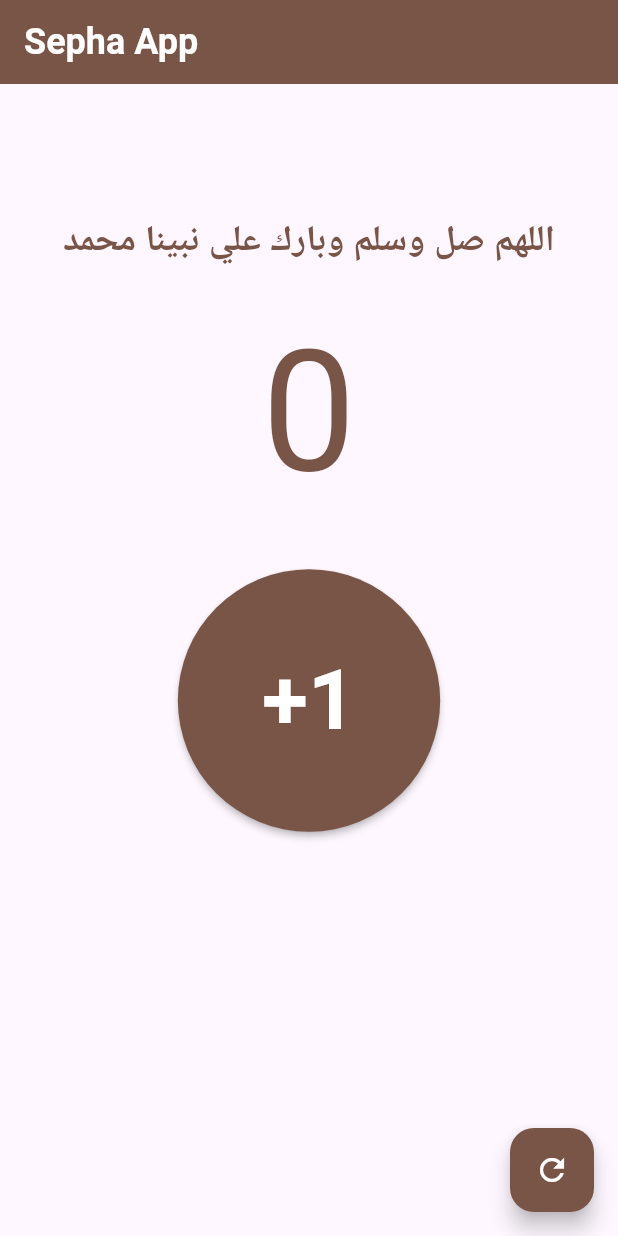
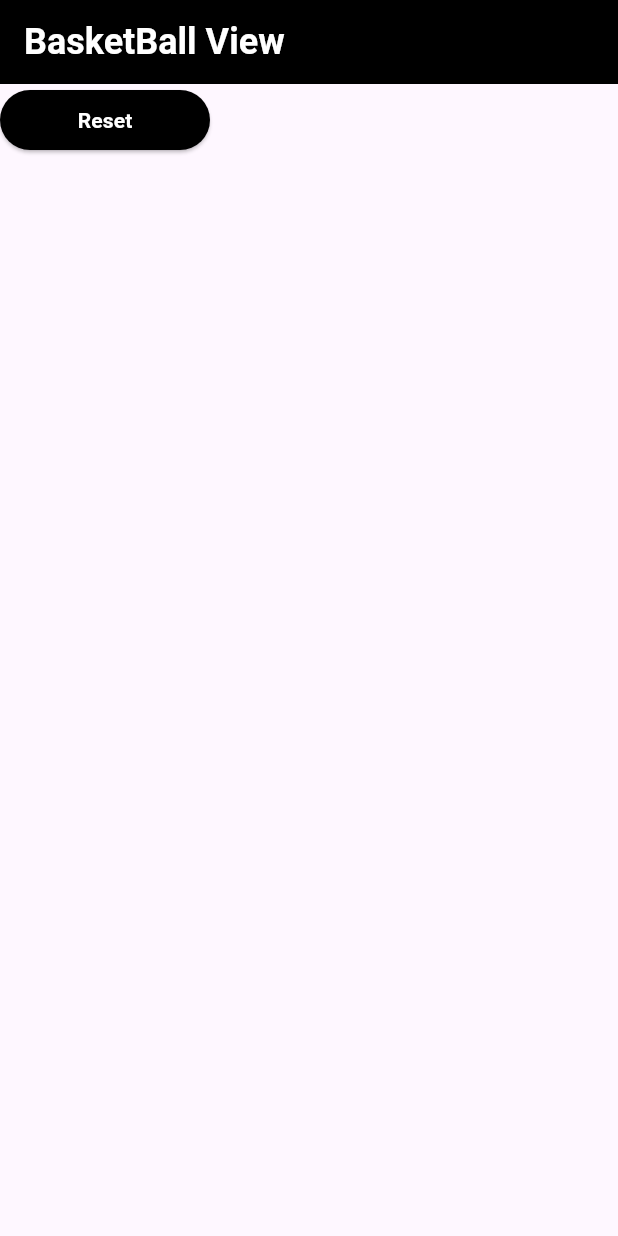
Before and after one commit to AbdelmenamAdel/Yassin-Mentoring, a Flutter app: the screen it shows after launch, on a phone screen of 412 x 824 dp. Run offline on Flutter 3.47's test engine with Material 3 defaults, Android fonts, the phone set to English and light mode, and no system bars; our stand-ins replace font_awesome_flutter.

Commit message:
Add BasketballView and CustomButton components; update main app entry point

```diff
--- /dev/null
+++ b/flutter_with_yassin/lib/basketball_view.dart
@@ -0,0 +1,49 @@
+import 'package:flutter/material.dart';
+
+class BasketBallView extends StatelessWidget {
+  const BasketBallView({super.key});
+
+  @override
+  Widget build(BuildContext context) {
+    return Scaffold(
+      appBar: AppBar(
+        backgroundColor: Colors.black,
+        title: Text(
+          "BasketBall View",
+          style: TextStyle(
+            fontWeight: .bold,
+            fontSize: 24,
+            color: Colors.white,
+          ),
+        ),
+      ),
+      body: Column(
+        children: [
+          //! child 1 Teams A & B
+
+          //! child 2 Reset button
+          CustomButton(text: "Reset"),
+        ],
+      ),
+    );
+  }
+}
+
+class CustomButton extends StatelessWidget {
+  const CustomButton({super.key, required this.text});
+  final String text;
+  @override
+  Widget build(BuildContext context) {
+    return SizedBox(
+      width: 140,
+      child: ElevatedButton(
+        style: ElevatedButton.styleFrom(backgroundColor: Colors.black),
+        onPressed: () {},
+        child: Text(
+          text,
+          style: TextStyle(color: Colors.white, fontWeight: .bold),
+        ),
+      ),
+    );
+  }
+}
--- a/flutter_with_yassin/lib/main.dart
+++ b/flutter_with_yassin/lib/main.dart
@@ -1,6 +1,5 @@
 import 'package:flutter/material.dart';
-import 'package:flutter_with_yassin/sepha_app.dart';
-
+import 'package:flutter_with_yassin/basketball_view.dart';
 
 void main() {
   runApp(const MyApp());
@@ -11,6 +10,9 @@ class MyApp extends StatelessWidget {
 
   @override
   Widget build(BuildContext context) {
-    return MaterialApp(debugShowCheckedModeBanner: false, home: SephaApp());
+    return MaterialApp(
+      debugShowCheckedModeBanner: false,
+      home: BasketBallView(),
+    );
   }
 }
```
Also changed, not shown: 1 other file.
